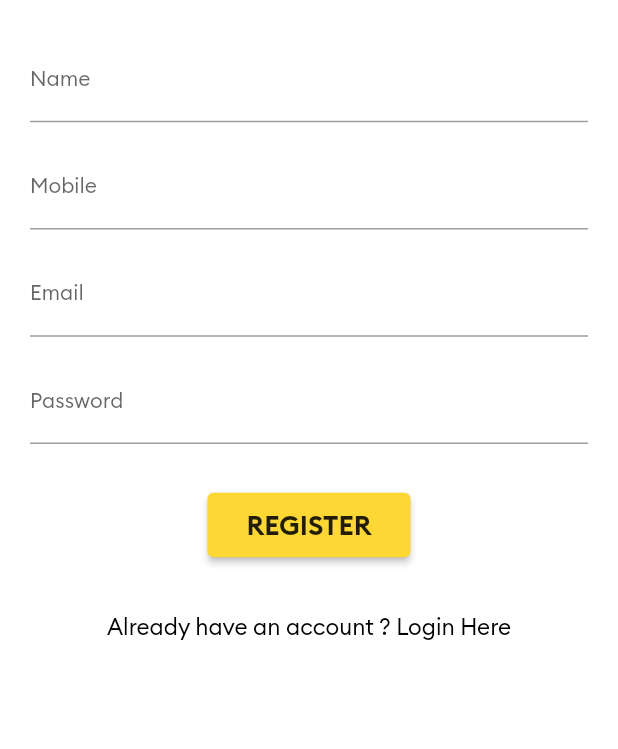
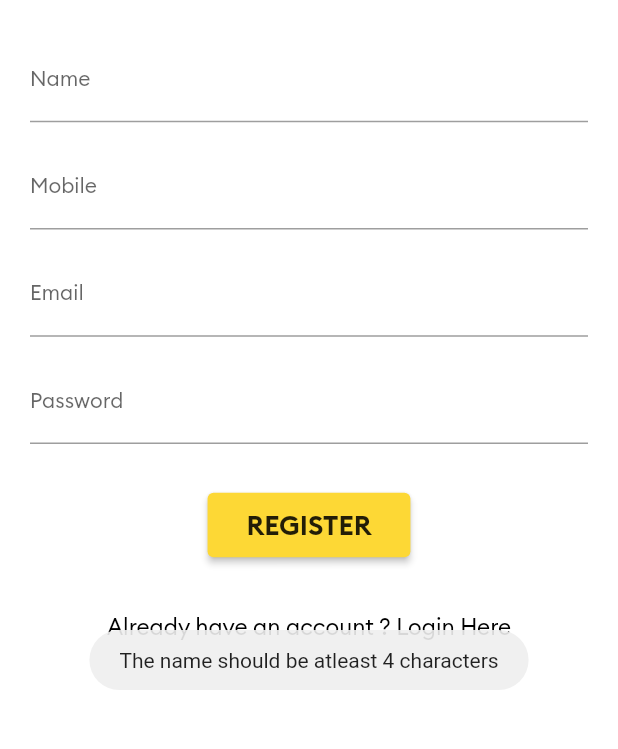
Before and after one commit to sharmasidharth1910/Uber-Clone-Flutter, a Flutter app: the RegistrationScreen screen opened by its route, after a tap on "REGISTER", on a phone screen of 412 x 824 dp, the part 450-1199 px from its top. Run offline on Flutter 3.47's test engine with Material 2 defaults, Android fonts, the light colour scheme and no system bars; our stand-ins replace firebase_auth, firebase_core, firebase_database, fluttertoast; accounts and stored records are empty; Roboto replaces fonts that are missing (BRAND BOLD).

Commit message:
Created the registration page.

```diff
--- a/lib/Screens/RegisterScreen.dart
+++ b/lib/Screens/RegisterScreen.dart
@@ -1,8 +1,48 @@
+import 'package:firebase_auth/firebase_auth.dart';
 import 'package:flutter/material.dart';
+import 'package:fluttertoast/fluttertoast.dart';
 import 'package:rider_app/Screens/LoginScreen.dart';
+import 'package:rider_app/Screens/MainScreen.dart';
+import 'package:rider_app/main.dart';
 
 class RegistrationScreen extends StatelessWidget {
   static const String screenId = "Register";
+  final TextEditingController nameTextEditingController = TextEditingController();
+  final TextEditingController emailTextEditingController = TextEditingController();
+  final TextEditingController phoneTextEditingController = TextEditingController();
+  final TextEditingController passwordTextEditingController = TextEditingController();
+
+  final FirebaseAuth _firebaseAuth = FirebaseAuth.instance;
+
+  void registerNewUser(BuildContext context) async {
+    final User firebaseUser = (await _firebaseAuth
+            .createUserWithEmailAndPassword(
+                email: emailTextEditingController.text,
+                password: passwordTextEditingController.text)
+            .catchError((error) {
+      Fluttertoast.showToast(msg: "Error: " + error.toString());
+    }))
+        .user;
+
+    if (firebaseUser != null) {
+      Map<String, String> userDataMap = {
+        "name": nameTextEditingController.text.trim(),
+        "email": emailTextEditingController.text.trim(),
+        "phone": phoneTextEditingController.text.trim(),
+      };
+
+      usersRef.child(firebaseUser.uid).set(userDataMap);
+
+      Fluttertoast.showToast(msg: "New user has been successfully created");
+
+      Navigator.pushNamedAndRemoveUntil(
+          context, MainScreen.screenId, (route) => false);
+    } else {
+      Fluttertoast.showToast(
+          msg:
+              "There was some error in registering the user. Please try again later.");
+    }
+  }
 
   @override
   Widget build(BuildContext context) {
@@ -43,6 +83,7 @@ class RegistrationScreen extends StatelessWidget {
                 child: Column(
                   children: [
                     TextField(
+                      controller: nameTextEditingController,
                       keyboardType: TextInputType.text,
                       decoration: InputDecoration(
                         hintStyle: TextStyle(
@@ -62,6 +103,7 @@ class RegistrationScreen extends StatelessWidget {
                       height: 15.0,
                     ),
                     TextField(
+                      controller: phoneTextEditingController,
                       keyboardType: TextInputType.phone,
                       decoration: InputDecoration(
                         hintStyle: TextStyle(
@@ -81,6 +123,7 @@ class RegistrationScreen extends StatelessWidget {
                       height: 15.0,
                     ),
                     TextField(
+                      controller: emailTextEditingController,
                       keyboardType: TextInputType.emailAddress,
                       decoration: InputDecoration(
                         hintStyle: TextStyle(
@@ -100,6 +143,7 @@ class RegistrationScreen extends StatelessWidget {
                       height: 15.0,
                     ),
                     TextField(
+                      controller: passwordTextEditingController,
                       obscureText: true,
                       decoration: InputDecoration(
                         hintStyle: TextStyle(
@@ -120,7 +164,25 @@ class RegistrationScreen extends StatelessWidget {
                     ),
                     ElevatedButton(
                       onPressed: () {
-                        print("Login Button Clicked");
+                        if (nameTextEditingController.text.length < 4) {
+                          Fluttertoast.showToast(
+                              msg: "The name should be atleast 4 characters");
+                        } else if (!emailTextEditingController.text
+                            .contains("@")) {
+                          Fluttertoast.showToast(
+                              msg: "Email address is not valid");
+                        } else if (phoneTextEditingController.text.length <
+                            10) {
+                          Fluttertoast.showToast(
+                              msg: "Please enter a valid mobile number");
+                        } else if (passwordTextEditingController.text.length <
+                            6) {
+                          Fluttertoast.showToast(
+                              msg: "Password must be atleast 6 characters");
+                        } else {
+                          registerNewUser(context);
+                          print("Register Button Clicked");
+                        }
                       },
                       style: ButtonStyle(
                         backgroundColor: MaterialStateProperty.all<Color>(
```
